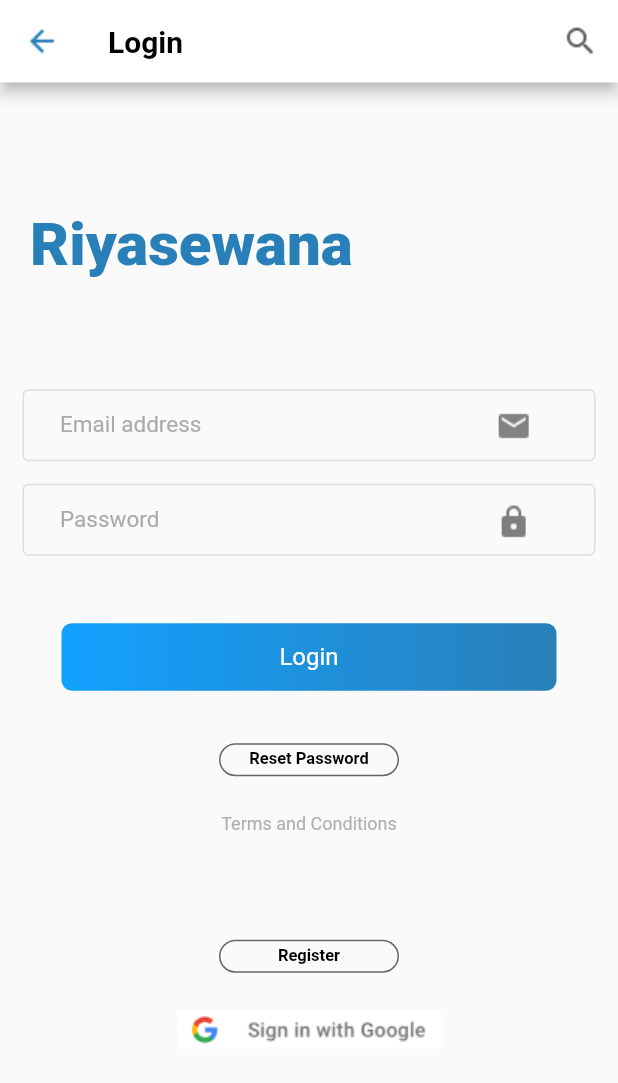
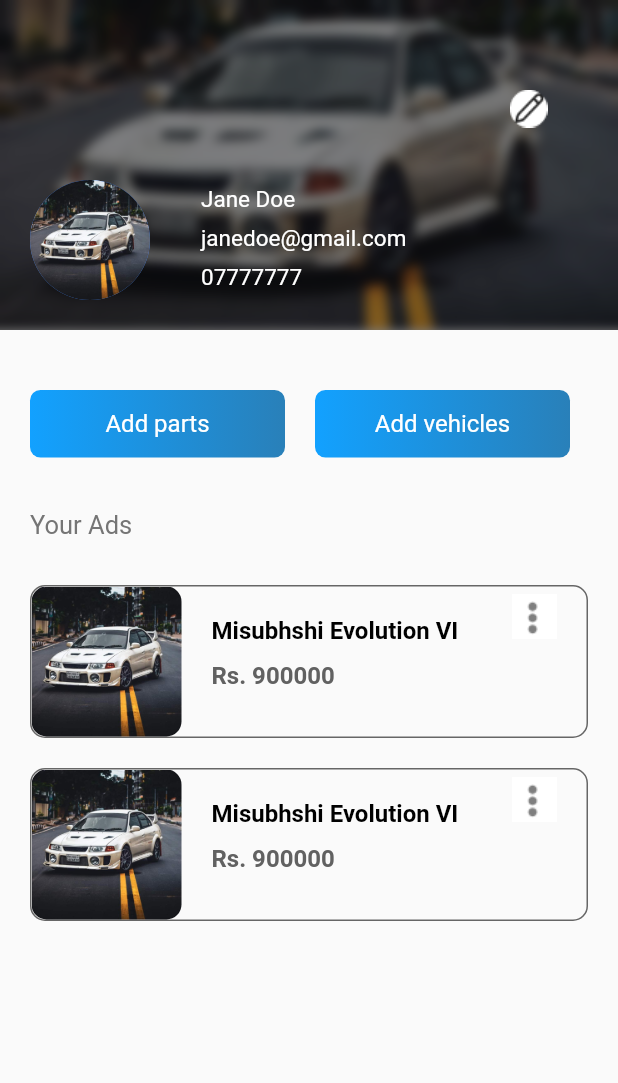
Before and after one commit to Thisuraka/UEE_Riyasewana, a Flutter app: the screen it shows after launch, on a phone screen of 412 x 824 dp. Shown: the top 1083 px of the screen. Run offline on Flutter 3.47's test engine with Material 2 defaults, Android fonts, the phone set to English and light mode, and no system bars; drawn by our look-alikes of blur; missing offline and left inert: flutter_animator.

Commit message:
user prof

```diff
--- a/lib/main.dart
+++ b/lib/main.dart
@@ -1,6 +1,8 @@
 import 'package:flutter/material.dart';
 // import 'package:riyasewana/screens/onboarding/splash_screen.dart';
-import 'package:riyasewana/screens/onboarding/login_screen.dart';
+// import 'package:riyasewana/screens/onboarding/login_screen.dart';
+// import 'package:riyasewana/screens/onboarding/register_screen.dart';
+import 'package:riyasewana/screens/account/user-profile_screen.dart';
 
 void main() => runApp(MyApp());
 
@@ -23,9 +25,10 @@ class _HomeState extends State<Home> {
   Widget build(BuildContext context) {
     return MaterialApp(
       theme: ThemeData(fontFamily: 'Roboto'),
-      home: LoginScreen(),
+      home: UserProfile(),
     );
   }
 }
+// RegisterScreen(),
 // LoginScreen(),
 // SplashScreen(),
--- /dev/null
+++ b/lib/screens/account/user-profile_screen.dart
@@ -0,0 +1,148 @@
+import 'package:flutter/material.dart';
+import 'package:riyasewana/styles.dart';
+import 'package:blur/blur.dart';
+import 'package:riyasewana/widgets/custom_button.dart';
+import 'package:riyasewana/widgets/horizontal_card.dart';
+
+@override
+void initState() {}
+
+class UserProfile extends StatelessWidget {
+  GlobalKey<FormState> _formKey = GlobalKey<FormState>();
+  String _name = "Jane Doe";
+  String _email = "janedoe@gmail.com";
+  String _phoneNumber = "07777777";
+
+  String profileImg = 'assets/images/avatar.jpg';
+
+  @override
+  Widget build(BuildContext context) {
+    return MaterialApp(
+      home: GestureDetector(
+        onTap: () {
+          FocusScope.of(context).unfocus();
+        },
+        child: Scaffold(
+          body: Container(
+            height: double.infinity,
+            width: double.infinity,
+            child: Stack(
+              children: [
+                Blur(
+                  blur: 3.5,
+                  blurColor: Colors.black,
+                  child: Container(
+                    color: Colors.blueAccent,
+                    height: 220,
+                    width: double.infinity,
+                    child: Image.asset(
+                      profileImg,
+                      fit: BoxFit.cover,
+                    ),
+                  ),
+                ),
+                Container(
+                  width: 25,
+                  height: 25,
+                  margin: EdgeInsets.only(top: 60, left: 340),
+                  child: Image.asset(
+                    'assets/icons/edit.png',
+                    fit: BoxFit.fill,
+                  ),
+                ),
+                Container(
+                  height: 80,
+                  width: 80,
+                  margin: EdgeInsets.only(top: 120, left: 20),
+                  decoration: BoxDecoration(
+                    borderRadius: BorderRadius.circular(40),
+                    color: Colors.blueAccent,
+                  ),
+                  child: ClipRRect(
+                    child: Image.asset(
+                      profileImg,
+                      fit: BoxFit.cover,
+                    ),
+                    borderRadius: BorderRadius.circular(40),
+                  ),
+                ),
+                Container(
+                  width: 230,
+                  height: 90,
+                  margin: EdgeInsets.only(top: 120, left: 130),
+                  child: Column(
+                    crossAxisAlignment: CrossAxisAlignment.start,
+                    children: [
+                      Padding(
+                        padding: const EdgeInsets.all(4.0),
+                        child: Text(
+                          _name,
+                          style: ProfileDataStyle,
+                        ),
+                      ),
+                      Padding(
+                        padding: const EdgeInsets.all(4.0),
+                        child: Text(
+                          _email,
+                          style: ProfileDataStyle,
+                        ),
+                      ),
+                      Padding(
+                        padding: const EdgeInsets.all(4.0),
+                        child: Text(
+                          _phoneNumber,
+                          style: ProfileDataStyle,
+                        ),
+                      )
+                    ],
+                  ),
+                ),
+                Container(
+                  margin: EdgeInsets.only(left: 20, top: 260),
+                  child: CustomButton(
+                    text: "Add parts",
+                    width: 170.0,
+                  ),
+                ),
+                Container(
+                  margin: EdgeInsets.only(left: 210, top: 260),
+                  child: CustomButton(
+                    text: "Add vehicles",
+                    width: 170.0,
+                  ),
+                ),
+                Container(
+                  margin: EdgeInsets.only(left: 20, top: 340),
+                  child: Text("Your Ads",
+                      style: TextStyle(
+                          color: Colors.grey[600],
+                          fontWeight: FontWeight.w500,
+                          fontSize: 17.0)),
+                ),
+                Container(
+                  margin: EdgeInsets.only(top: 370),
+                  width: double.infinity,
+                  height: 550,
+                  child: SingleChildScrollView(
+                    child: Column(
+                      children: [
+                        HorizontalCard(
+                            adImg: 'assets/images/avatar.jpg',
+                            adName: "Misubhshi Evolution VI",
+                            adPrice: "Rs. 900000"),
+                        HorizontalCard(
+                            adImg: 'assets/images/avatar.jpg',
+                            adName: "Misubhshi Evolution VI",
+                            adPrice: "Rs. 900000"),
+                      ],
+                    ),
+                  ),
+                ),
+              ],
+            ),
+          ),
+        ),
+      ),
+    );
+  }
+}
--- a/lib/styles.dart
+++ b/lib/styles.dart
@@ -33,6 +33,12 @@ const HintStyle1 = TextStyle(
     fontWeight: FontWeight.w500,
     fontSize: 15.0);
 
+const ProfileDataStyle = TextStyle(
+    fontFamily: DefaultFont,
+    color: Colors.white,
+    fontWeight: FontWeight.w500,
+    fontSize: 15.0);
+
 const TextButtonStyle = TextStyle(
   fontFamily: DefaultFont,
   color: Color(0xFFAFB0B1),
--- a/lib/widgets/custom_button.dart
+++ b/lib/widgets/custom_button.dart
@@ -3,14 +3,15 @@ import 'package:flutter/material.dart';
 
 class CustomButton extends StatelessWidget {
   String text;
+  double? width = 330.0;
 
-  CustomButton({required this.text});
+  CustomButton({required this.text, this.width});
 
   @override
   Widget build(BuildContext context) {
     return Container(
         margin: EdgeInsets.only(bottom: 10),
-        width: 330.0,
+        width: width,
         height: 45.0,
         decoration: BoxDecoration(
             gradient: LinearGradient(
--- a/lib/widgets/custom_button2.dart
+++ b/lib/widgets/custom_button2.dart
@@ -8,14 +8,19 @@ class CustomButton2 extends StatelessWidget {
 
   @override
   Widget build(BuildContext context) {
-    return Container(
-      width: 120.0,
-      height: 22.0,
-      decoration: BoxDecoration(
+    return ConstrainedBox(
+        constraints: new BoxConstraints(
+          minWidth: 120.0,
+          maxWidth: 200.0,
+          minHeight: 22.0,
+          maxHeight: 22.0,
+        ),
+        child: new DecoratedBox(
+          decoration: new BoxDecoration(
               border: Border.all(color: Button2BorderColor),
               borderRadius: BorderRadius.all(Radius.circular(12.0))),
           child: Padding(
-        padding: const EdgeInsets.symmetric(vertical: 3),
+            padding: const EdgeInsets.symmetric(vertical: 3, horizontal: 12),
             child: Text(
               text,
               textAlign: TextAlign.center,
@@ -26,6 +31,6 @@ class CustomButton2 extends StatelessWidget {
                   fontWeight: FontWeight.w700),
             ),
           ),
-    );
+        ));
   }
 }
--- /dev/null
+++ b/lib/widgets/horizontal_card.dart
@@ -0,0 +1,74 @@
+import '../../styles.dart';
+import 'package:flutter/material.dart';
+
+class HorizontalCard extends StatelessWidget {
+  String adImg;
+  String adName;
+  String adPrice;
+
+  HorizontalCard(
+      {required this.adImg, required this.adName, required this.adPrice});
+
+  @override
+  Widget build(BuildContext context) {
+    return Container(
+      width: double.infinity,
+      margin: EdgeInsets.only(left: 20, top: 20, right: 20),
+      decoration: BoxDecoration(
+        borderRadius: BorderRadius.circular(10),
+        border: Border.all(color: Button2BorderColor),
+      ),
+      child: Stack(
+        children: [
+          Container(
+            width: 100,
+            height: 100,
+            child: ClipRRect(
+              child: Image.asset(
+                adImg,
+                fit: BoxFit.cover,
+              ),
+              borderRadius: BorderRadius.circular(10),
+            ),
+          ),
+          GestureDetector(
+            child: Container(
+              margin: EdgeInsets.only(left: 320, top: 5),
+              width: 30,
+              height: 30,
+              child: Image.asset(
+                'assets/icons/more.png',
+                fit: BoxFit.fill,
+              ),
+            ),
+            onTap: () {},
+          ),
+          Container(
+            width: 190,
+            margin: EdgeInsets.only(top: 20, left: 120),
+            child: Text(
+              adName,
+              style: TextStyle(
+                  fontFamily: DefaultFont,
+                  color: Colors.black,
+                  fontWeight: FontWeight.bold,
+                  fontSize: 16.0),
+            ),
+          ),
+          Container(
+            width: 190,
+            margin: EdgeInsets.only(top: 50, left: 120),
+            child: Text(
+              adPrice,
+              style: TextStyle(
+                  fontFamily: DefaultFont,
+                  color: Colors.grey[700],
+                  fontWeight: FontWeight.bold,
+                  fontSize: 16.0),
+            ),
+          )
+        ],
+      ),
+    );
+  }
+}
--- a/pubspec.yaml
+++ b/pubspec.yaml
@@ -25,6 +25,8 @@ dependencies:
     sdk: flutter
 
   flutter_animator: ^3.1.2
+  blur: ^3.0.0
+
 
   # The following adds the Cupertino Icons font to your application.
   # Use with the CupertinoIcons class for iOS style icons.
```
Also changed, not shown: lib/screens/onboarding/register_screen.dart (added, +147 -0 lines), assets/icons/account.png (added), assets/icons/edit.png (added), assets/icons/more.png (added), assets/icons/phone.png (added), assets/images/avatar.jpg (added), pubspec.lock. Lines whose indentation alone changed are shown as unchanged.
